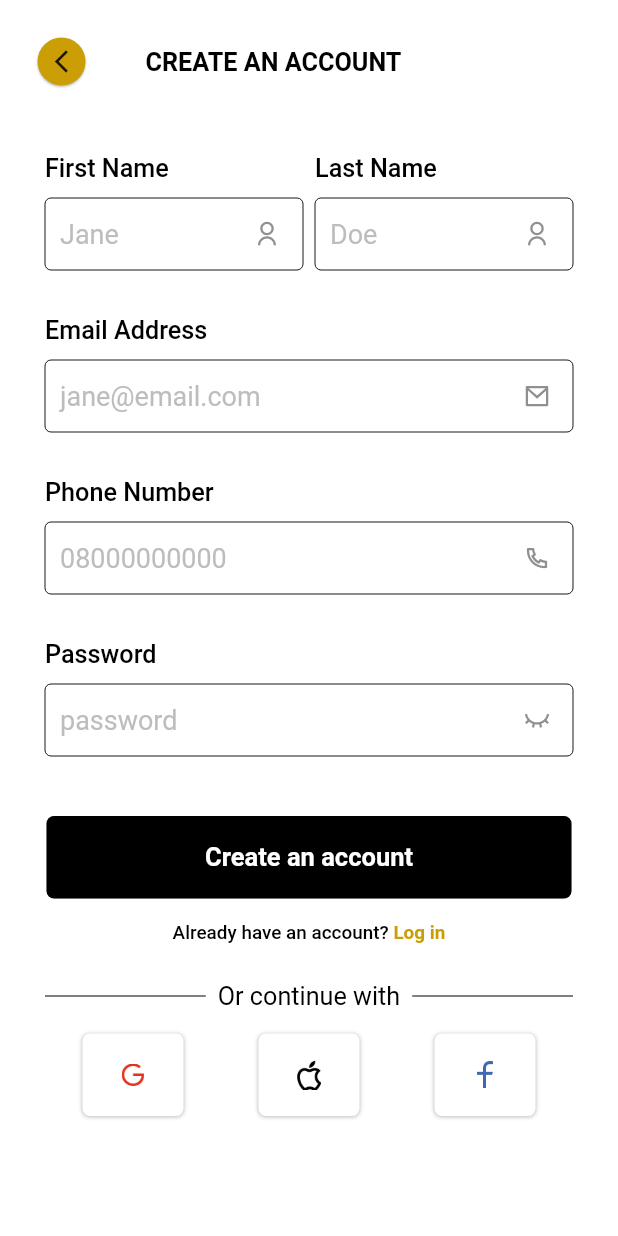
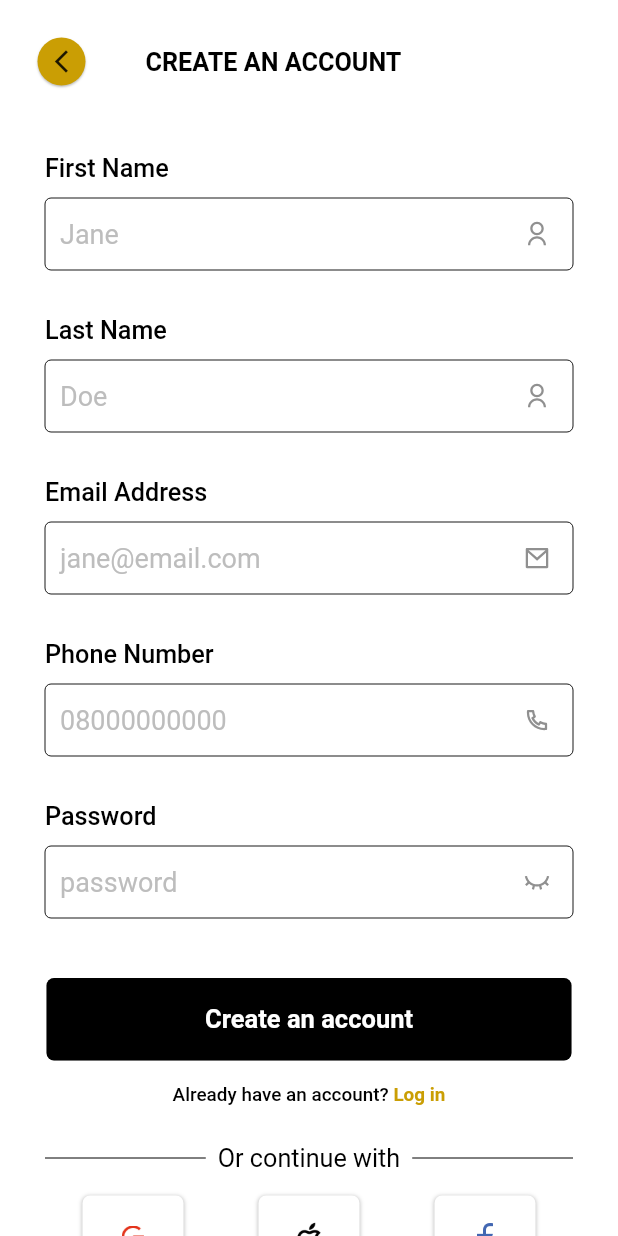
Before and after one commit to Andhrah/logistic-app, a Flutter app: the Signup screen opened by its route, on a phone screen of 412 x 824 dp. Run offline on Flutter 3.47's test engine with Material 2 defaults, Android fonts, the phone set to English and light mode, and no system bars; our stand-ins replace carousel_slider, flutter_svg, google_maps_flutter, pin_code_fields, remixicon.

Commit message:
fx(signup screen): -Fixed signup screen

```diff
--- a/lib/screens/auth/signup.dart
+++ b/lib/screens/auth/signup.dart
@@ -60,11 +60,7 @@ class _SignupState extends State<Signup> {
                 child: Column(
                   crossAxisAlignment: CrossAxisAlignment.start,
                   children: [
-                    Row(
-                      mainAxisAlignment: MainAxisAlignment.spaceBetween,
-                      children: [
-                        Expanded(
-                          child: InputField(
+                    InputField(
                       text: 'First Name',
                       hintText: 'Jane',
                       textHeight: 10.0,
@@ -75,12 +71,10 @@ class _SignupState extends State<Signup> {
                         color: Color(0xFF909090),
                       ),
                     ),
-                        ),
 
-                        const SizedBox(width: 8.0),
+                    const SizedBox(height: 30.0),
 
-                        Expanded(
-                          child: InputField(
+                    InputField(
                       text: 'Last Name',
                       hintText: 'Doe',
                       textHeight: 10.0,
@@ -90,9 +84,6 @@ class _SignupState extends State<Signup> {
                         size: 18.0,
                         color: Color(0xFF909090),
                       ),
-                          ),
-                        ),
-                      ],
                     ),
 
                     const SizedBox(height: 30.0),
--- a/lib/screens/home.dart
+++ b/lib/screens/home.dart
@@ -2,7 +2,6 @@ import 'package:flutter/material.dart';
 import 'package:trakk/screens/auth/login.dart';
 import 'package:trakk/screens/auth/signup.dart';
 import 'package:trakk/screens/dispatch/checkout.dart';
-import 'package:trakk/screens/dispatch/dispatch_summary.dart';
 import 'package:trakk/screens/dispatch/item_details.dart';
 import 'package:trakk/utils/colors.dart';
 import 'package:trakk/widgets/button.dart';
```
Lines whose indentation alone changed are shown as unchanged.
